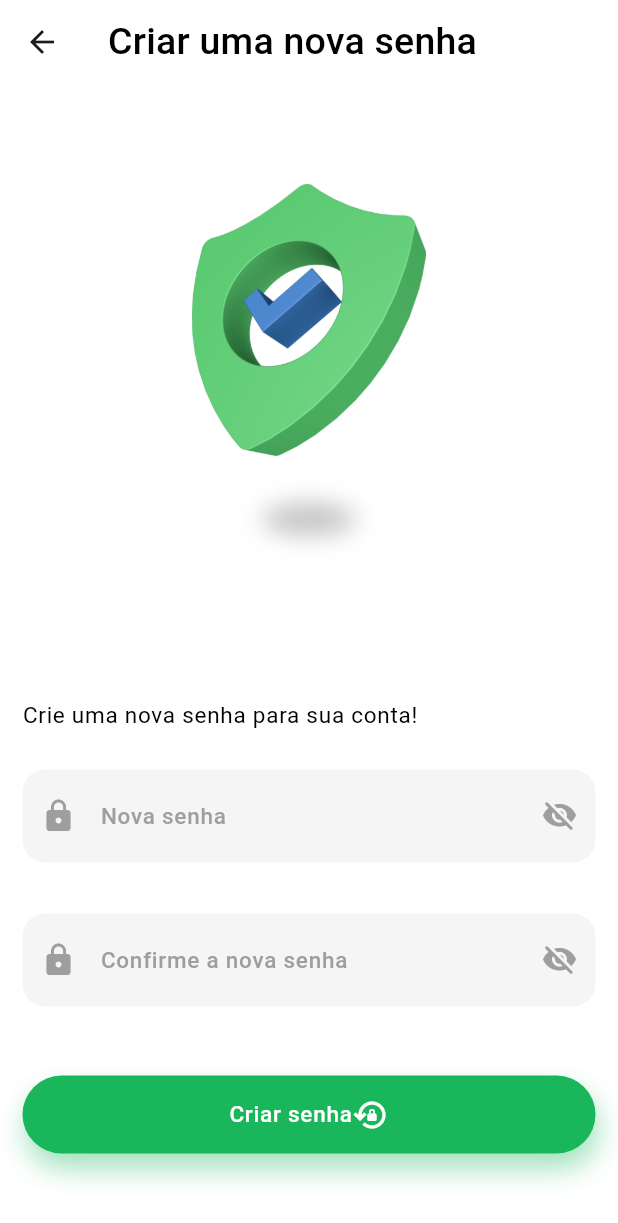
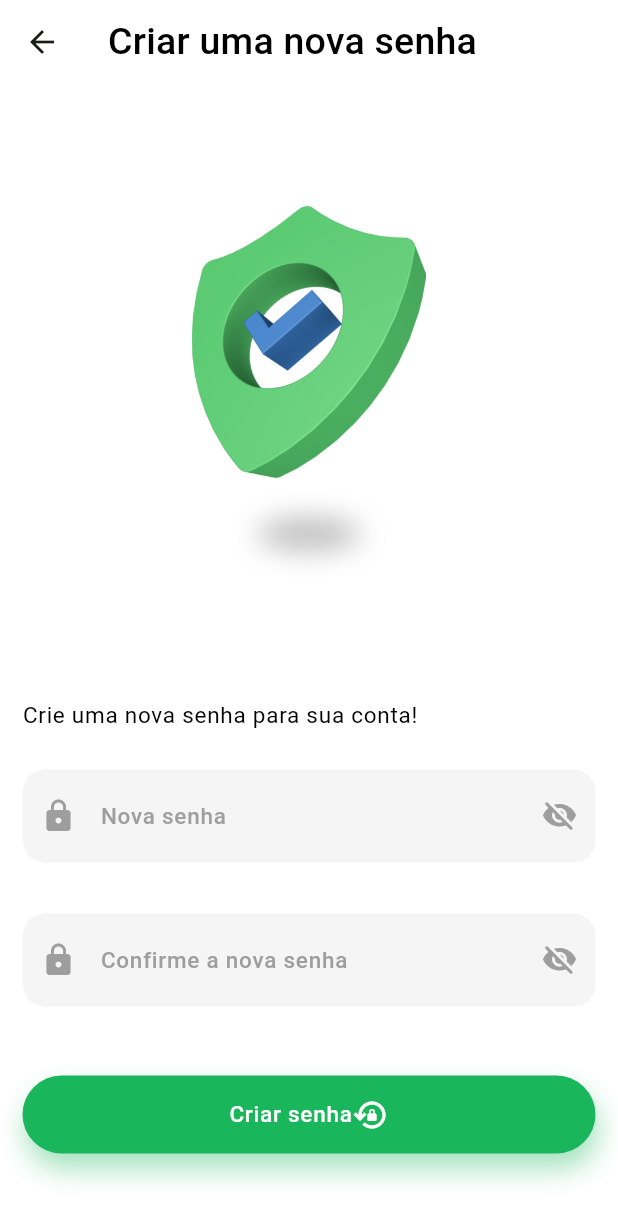
Before and after one commit to JoseVinicius-P/AluExpress-Flutter, a Flutter app: the CreateNewPasswordPage screen opened by its route, on a phone screen of 412 x 824 dp. Shown: the top 1223 px of the screen. Run offline on Flutter 3.47's test engine with Material 2 defaults, Android fonts, the phone set to English and light mode, and no system bars; drawn by our look-alikes of auto_size_text; our stand-ins replace carousel_slider, flutter_keyboard_visibility, flutter_modular, flutter_triple, mask_text_input_formatter, pinput and 1 more.

Commit message:
fix: Corrigindo bug no layout no qual a sombra era parcialmente cortada

```diff
--- a/lib/app/modules/authentication/widgets/floating_image_widget.dart
+++ b/lib/app/modules/authentication/widgets/floating_image_widget.dart
@@ -62,6 +62,7 @@ class _FloatingImageWidgetState extends State<FloatingImageWidget> with TickerPr
                   height: 22.sh,
                 ),
               ),
+              const SizedBox(height: 20,),
               Transform.scale(
                 scale: _scaleAnimation.value,
                 child: Opacity(
@@ -69,7 +70,7 @@ class _FloatingImageWidgetState extends State<FloatingImageWidget> with TickerPr
                   child: Image(
                     image: const AssetImage('assets/images/shadow.png'),
                     fit: BoxFit.cover,
-                    height: 12.sh,
+                    height: 6.sh,
                   ),
                 ),
               ),
```
Also changed, not shown: assets/images/shadow.png.
